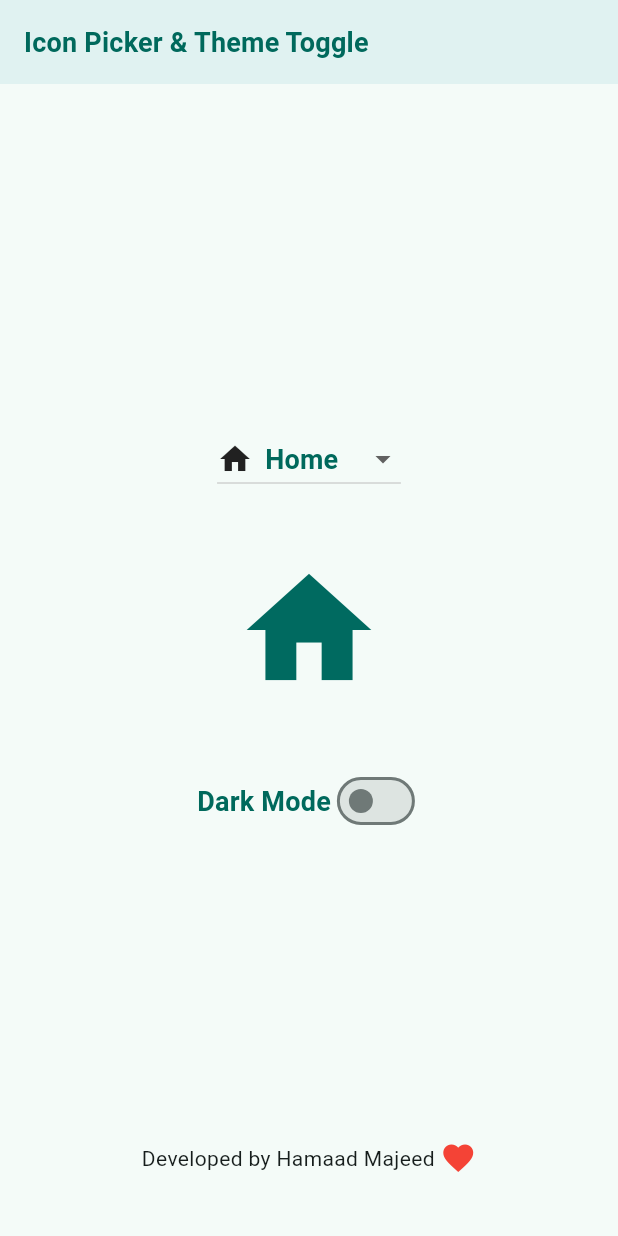
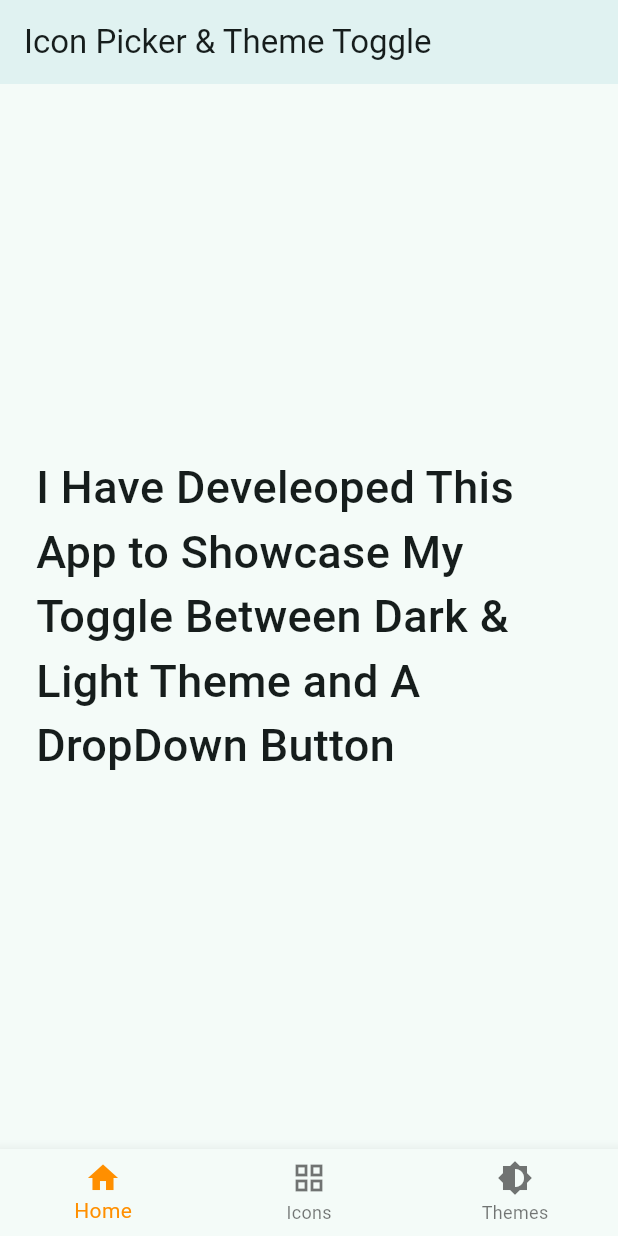
Before and after one commit to MrHamaad/toggle_and_pick, a Flutter app: the screen it shows after launch, on a phone screen of 412 x 824 dp. Run offline on Flutter 3.47's test engine with Material 3 defaults, Android fonts, the phone set to English and light mode, and no system bars.

Commit message:
added a bottom navigation bar to toggle betwen home,icons and themes

```diff
--- a/lib/main.dart
+++ b/lib/main.dart
@@ -1,6 +1,8 @@
 import 'package:flutter/material.dart';
 import 'theme/app_theme.dart'; // import only once here
 import 'screens/home_screen.dart'; // make sure this is imported
+import 'screens/icon_screen.dart';
+import 'screens/toggle_theme.dart';
 
 void main() => runApp(MyApp());
 
@@ -13,21 +15,55 @@ class MyApp extends StatefulWidget {
 
 class _MyAppState extends State<MyApp> {
   ThemeMode _themeMode = ThemeMode.light;
-
+  int _selectedIndex = 0;
   void _toggleTheme(bool isDark) {
     setState(() {
       _themeMode = isDark ? ThemeMode.dark : ThemeMode.light;
     });
   }
-
+  void _onItemTapped(int index) {
+    setState(() {
+      _selectedIndex = index;
+    });
+  }
   @override
   Widget build(BuildContext context) {
+    // final textTheme = Theme.of(context).textTheme;
+    final List<Widget> _widgetOptions = <Widget>[
+      const HomeScreen(),
+      IconScreen(),
+      ToggleTheme(_toggleTheme),
+    ];
     return MaterialApp(
       title: 'Theme & Icon Picker',
       theme: AppTheme.lightTheme,
       darkTheme: AppTheme.darkTheme,
       themeMode: _themeMode,
-      home: HomeScreen(onThemeChanged: _toggleTheme), // HomeScreen is recognized now
-    );
+      home: Scaffold(
+        appBar: AppBar(
+          title: Text('Icon Picker & Theme Toggle',),
+        ),
+        body: _widgetOptions.elementAt(_selectedIndex),
+        bottomNavigationBar: BottomNavigationBar(
+            items:const <BottomNavigationBarItem>[
+              BottomNavigationBarItem(
+                icon: Icon(Icons.home),
+                label: 'Home',
+              ),
+              BottomNavigationBarItem(
+                icon: Icon(Icons.grid_view),
+                label: 'Icons',
+              ),
+              BottomNavigationBarItem(
+                icon: Icon(Icons.brightness_6),
+                label: 'Themes',
+              ),
+
+            ] ,
+             currentIndex: _selectedIndex,
+             selectedItemColor: Colors.amber[800],
+             onTap: _onItemTapped,
+      ), // HomeScreen is recognized now
+    ));
   }
 }
--- a/lib/screens/home_screen.dart
+++ b/lib/screens/home_screen.dart
@@ -1,36 +1,21 @@
 import 'package:flutter/material.dart';
 
 class HomeScreen extends StatefulWidget {
-  final Function(bool) onThemeChanged;
 
-  const HomeScreen({super.key, required this.onThemeChanged});
+
+  const HomeScreen({super.key,});
 
   @override
   State<HomeScreen> createState() => _HomeScreenState();
 }
 
 class _HomeScreenState extends State<HomeScreen> {
-  IconData _selectedIcon = Icons.home;
-
-  final Map<String, IconData> iconOptions = {
-    'Home': Icons.home,
-    'Star': Icons.star,
-    'Favorite': Icons.favorite,
-    'Alarm': Icons.alarm,
-    'Person': Icons.person,
-  };
-
-  @override
   @override
   Widget build(BuildContext context) {
-    final isDark = Theme.of(context).brightness == Brightness.dark;
-    final textTheme = Theme.of(context).textTheme;
+    // final isDark = Theme.of(context).brightness == Brightness.dark;
+    // final textTheme = Theme.of(context).textTheme;
 
-    return Scaffold(
-      appBar: AppBar(
-        title: Text('Icon Picker & Theme Toggle', style: textTheme.titleMedium),
-      ),
-      body: SafeArea(
+    return SafeArea(
         child: Padding(
           padding: const EdgeInsets.all(24.0),
           child: Column(
@@ -39,69 +24,16 @@ class _HomeScreenState extends State<HomeScreen> {
               // Main content centered vertically
               Expanded(
                 child: Center(
-                  child: Column(
-                    mainAxisSize: MainAxisSize.min, // Wrap content tightly
-                    children: [
-                      DropdownButton<IconData>(
-                        value: _selectedIcon,
-                        onChanged: (IconData? newIcon) {
-                          if (newIcon != null) {
-                            setState(() {
-                              _selectedIcon = newIcon;
-                            });
-                          }
-                        },
-                        items: iconOptions.entries.map((entry) {
-                          return DropdownMenuItem<IconData>(
-                            value: entry.value,
-                            child: Row(
-                              children: [
-                                Icon(entry.value),
-                                const SizedBox(width: 8),
-                                Text(entry.key),
-                              ],
-                            ),
-                          );
-                        }).toList(),
-                      ),
-                      const SizedBox(height: 40),
-                      Icon(
-                        _selectedIcon,
-                        size: 100,
-                        color: Theme.of(context).colorScheme.primary,
-                      ),
-                      const SizedBox(height: 40),
-                      Row(
-                        mainAxisAlignment: MainAxisAlignment.center,
-                        children: [
-                          Text('Dark Mode', style: textTheme.titleMedium),
-                          Switch(
-                            value: isDark,
-                            onChanged: widget.onThemeChanged,
-                          ),
-                        ],
-                      ),
-                    ],
+                  child: Text("I Have Develeoped This App to Showcase My Toggle Between Dark & Light Theme and A DropDown Button",
+                  style: TextStyle(fontSize: 30,fontWeight: FontWeight.w500),
                   ),
-                ),
-              ),
-
-              // Footer fixed at bottom
-              Padding(
-                padding: const EdgeInsets.only(bottom: 16),
-                child: Row(
-                  mainAxisAlignment: MainAxisAlignment.center,
-                  children: const [
-                    Text('Developed by Hamaad Majeed '),
-                    Icon(Icons.favorite, color: Colors.red),
-                  ],
                 ),
               ),
             ],
           ),
-        ),
-      ),
+        )
     );
+
   }
 
 }
```
Also changed, not shown: lib/screens/icon_screen.dart (added, +76 -0 lines), lib/screens/toggle_theme.dart (added, +51 -0 lines).
